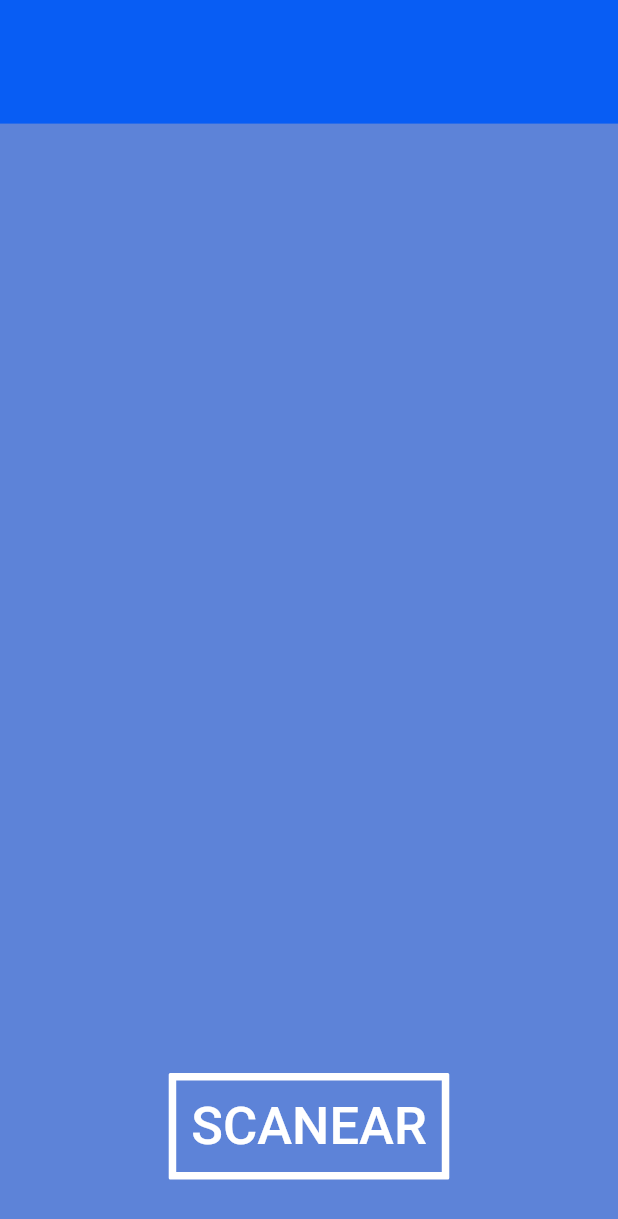
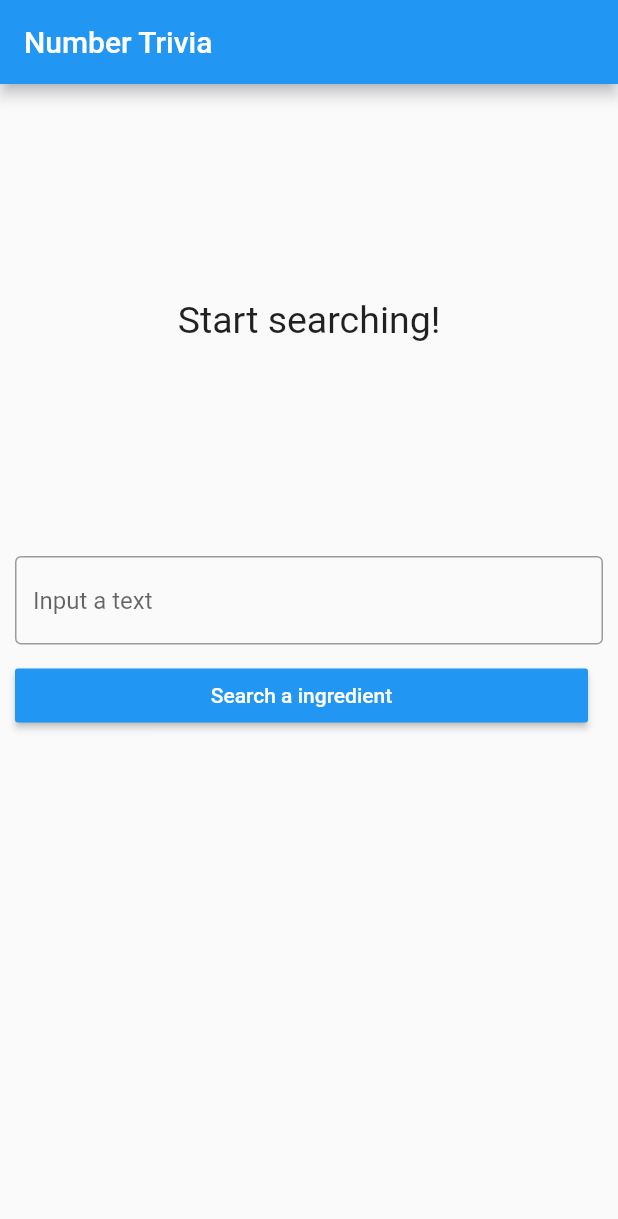
Before and after one commit to BDonders-pip/APP_idea, a Flutter app: the screen it shows after launch, on a phone screen of 412 x 824 dp. Shown: the top 1219 px of the screen. Run offline on Flutter 3.47's test engine with Material 2 defaults, Android fonts, the phone set to English and light mode, and no system bars; our stand-ins replace bloc, camera, dartz, data_connection_checker, equatable, flutter_bloc and 2 more; missing offline and left inert: diagonal; Roboto replaces fonts that are missing (Arial Rounded MT Bold).

```diff
--- /dev/null
+++ b/app_ingredients/lib/features/ingredients_app/presentation/pages/repository_page_test.dart
@@ -0,0 +1,56 @@
+import 'package:app_ingredients/features/ingredients_app/presentation/bloc/bloc.dart';
+import 'package:flutter/material.dart';
+import 'package:flutter_bloc/flutter_bloc.dart';
+import 'package:app_ingredients/features/ingredients_app/presentation/widgets/test_widgets/widgets.dart';
+
+import '../../../../injection_container.dart';
+
+class IngredientTestPage extends StatelessWidget {
+  @override
+  Widget build(BuildContext context) {
+    return Scaffold(
+      appBar: AppBar(
+        title: Text("Number Trivia"),
+      ),
+      body: SingleChildScrollView(
+        child: buildBody(context),
+      ),
+    );
+  }
+
+  BlocProvider<IngredientBloc> buildBody(BuildContext context) {
+    return BlocProvider(
+      builder: (_) => sl<IngredientBloc>(),
+      child: Center(
+        child: Padding(
+          padding: const EdgeInsets.all(10),
+          child: Column(children: <Widget>[
+            SizedBox(height: 10),
+            // Top half
+            BlocBuilder<IngredientBloc, IngredientState>(
+              builder: (context, state) {
+                if (state is Empty) {
+                  return MessageDisplay(
+                    message: "Start searching!",
+                  );
+                } else if (state is Loading) {
+                  return LoadingWidget();
+                } else if (state is Loaded) {
+                  return IngredientDisplay(ingredient: state.ingredient,);
+                } else if (state is Error) {
+                  return MessageDisplay(
+                    message: state.message,
+                  );
+                }
+              },
+            ),
+            SizedBox(height: 20),
+            // Bottom half
+            IngredientControls()
+          ],
+          ),
+        ),
+      ),
+    );
+  }
+}
--- /dev/null
+++ b/app_ingredients/lib/features/ingredients_app/presentation/widgets/test_widgets/ingredients_control.dart
@@ -0,0 +1,57 @@
+import 'package:app_ingredients/features/ingredients_app/presentation/bloc/bloc.dart';
+import 'package:flutter/material.dart';
+import 'package:flutter_bloc/flutter_bloc.dart';
+
+
+class IngredientControls extends StatefulWidget {
+  const IngredientControls({
+    Key key,
+  }) : super(key: key);
+
+  @override
+  _IngredientControls createState() => _IngredientControls();
+}
+
+class _IngredientControls extends State<IngredientControls> {
+  final controller = TextEditingController();
+  String inputStr;
+
+  @override
+  Widget build(BuildContext context) {
+    return Column(children: <Widget> [
+      TextField(
+        controller: controller,
+        decoration: InputDecoration(
+          border: OutlineInputBorder(),
+          hintText: "Input a text",
+        ),
+        onChanged: (value) {
+          inputStr = value;
+        },
+        onSubmitted: (_) {
+          dispatchIngredient();
+        },
+      ),
+      SizedBox(height: 10),
+      Row(
+        children: <Widget>[
+          Expanded(
+            child: RaisedButton(
+              child: Text("Search a ingredient"),
+              color: Theme.of(context).accentColor,
+              textTheme: ButtonTextTheme.primary,
+              onPressed: dispatchIngredient,
+            ),
+          ),
+          SizedBox(width: 10),
+        ],
+      )
+    ],
+    );
+  }
+
+  void dispatchIngredient() {
+    controller.clear();
+    BlocProvider.of<IngredientBloc>(context).dispatch(GetIngredientEvent(inputStr));
+  }
+}
--- /dev/null
+++ b/app_ingredients/lib/features/ingredients_app/presentation/widgets/test_widgets/message_display.dart
@@ -0,0 +1,26 @@
+import 'package:flutter/material.dart';
+
+class MessageDisplay extends StatelessWidget {
+  final String message;
+
+  const MessageDisplay({
+    Key key,
+    @required this.message,
+  }) : super(key: key);
+
+  @override
+  Widget build(BuildContext context) {
+    return Container(
+      height: MediaQuery.of(context).size.height / 3,
+      child: Center(
+        child: SingleChildScrollView(
+          child: Text(
+            message,
+            style: TextStyle(fontSize: 25),
+            textAlign: TextAlign.center,
+          ),
+        ),
+      ),
+    );
+  }
+}
--- /dev/null
+++ b/app_ingredients/lib/features/ingredients_app/presentation/widgets/test_widgets/widgets.dart
@@ -0,0 +1,4 @@
+export 'loading_widget.dart';
+export 'ingredient_display.dart';
+export 'message_display.dart';
+export 'ingredients_control.dart';
--- a/app_ingredients/lib/injection_container.dart
+++ b/app_ingredients/lib/injection_container.dart
@@ -23,7 +23,6 @@ Future<void> init() async {
 
   // Use cases
   sl.registerLazySingleton(() => GetIngredient(sl()));
-  sl.registerLazySingleton(() => GetIngredient(sl()));
 
   // Repository
   sl.registerLazySingleton<IngredientRepository>(
--- a/app_ingredients/lib/main.dart
+++ b/app_ingredients/lib/main.dart
@@ -1,9 +1,15 @@
+import 'package:app_ingredients/features/ingredients_app/presentation/pages/repository_page_test.dart';
 import 'package:camera/camera.dart';
 import 'package:flutter/cupertino.dart';
 import 'package:flutter/material.dart';
-import 'package:diagonal/diagonal.dart';
+import 'features/ingredients_app/presentation/pages/camera_page_test.dart';
+import 'package:app_ingredients/injection_container.dart' as di;
 
-void main() => runApp(MyApp());
+void main() async{
+  WidgetsFlutterBinding.ensureInitialized();
+  await di.init();
+  runApp(MyApp());
+}
 
 class MyApp extends StatelessWidget {
   @override
@@ -11,81 +17,10 @@ class MyApp extends StatelessWidget {
     return MaterialApp(
       debugShowCheckedModeBanner: false,
       title: "App trailer",
-      home: StartWidget(),
-
+      theme: ThemeData(
+        primaryColor: Colors.blue
+      ),
+      home: IngredientTestPage(),
     );
   }
 }
-
-class StartWidget extends StatelessWidget {
-  @override
-  Widget build(BuildContext context) {
-    return Stack(
-        children: <Widget>[
-          Diagonal(
-            position: Position.BOTTOM_LEFT,
-            child: Container(
-              child: Align(
-                alignment: Alignment(-0.6, -0.4),
-                child: Text(
-                  "APP",
-                  style: TextStyle(
-                      fontSize: 90,
-                      color: Colors.white,
-                      inherit: false,
-                      fontFamily: "Arial Rounded MT Bold"
-                  ),
-                ),
-              ),
-              width: MediaQuery.of(context).size.width,
-              height: MediaQuery.of(context).size.height * 0.7,
-              color: Color(0xff085df4),
-            ),
-          ),
-          Positioned(
-            bottom: 0,
-            child: Diagonal(
-              position: Position.TOP_RIGHT,
-              child: Container(
-                width: MediaQuery.of(context).size.width,
-                height: MediaQuery.of(context).size.height * 0.9,
-                color: Color(0xff5d83d8),
-              ),
-            ),
-          ),
-          Align(
-            alignment: Alignment(0, 0.9),
-            child: OutlineButton(
-              onPressed: (){},
-              child: Text(
-                "SCANEAR",
-                style: TextStyle(
-                  fontSize: 35,
-                  color: Colors.white,
-                ),
-              ),
-              shape: RoundedRectangleBorder(borderRadius: BorderRadius.circular(1)),
-              borderSide: BorderSide(
-                color: Colors.white,
-                width: 5,
-              ),
-              padding: EdgeInsets.all(15)
-            ),
-          )
-        ]
-    );
-  }
-}
-// Especificar las reglas de los widgets para que siga las resoluciones, nunca números fijos
-
-class LandingScreen extends StatefulWidget {
-  @override
-  _LandingScreenState createState() => _LandingScreenState();
-}
-
-class _LandingScreenState extends State<LandingScreen> {
-  @override
-  Widget build(BuildContext context) {
-    throw UnimplementedError();
-  }
-}
```
Also changed, not shown: app_ingredients/lib/features/ingredients_app/presentation/pages/camera_page_test.dart (added, +43 -0 lines), app_ingredients/lib/features/ingredients_app/presentation/pages/home_page.dart (added, +76 -0 lines), app_ingredients/lib/features/ingredients_app/presentation/widgets/test_widgets/ingredient_display.dart (added, +36 -0 lines), app_ingredients/lib/features/ingredients_app/presentation/widgets/test_widgets/loading_widget.dart (added, +18 -0 lines).
